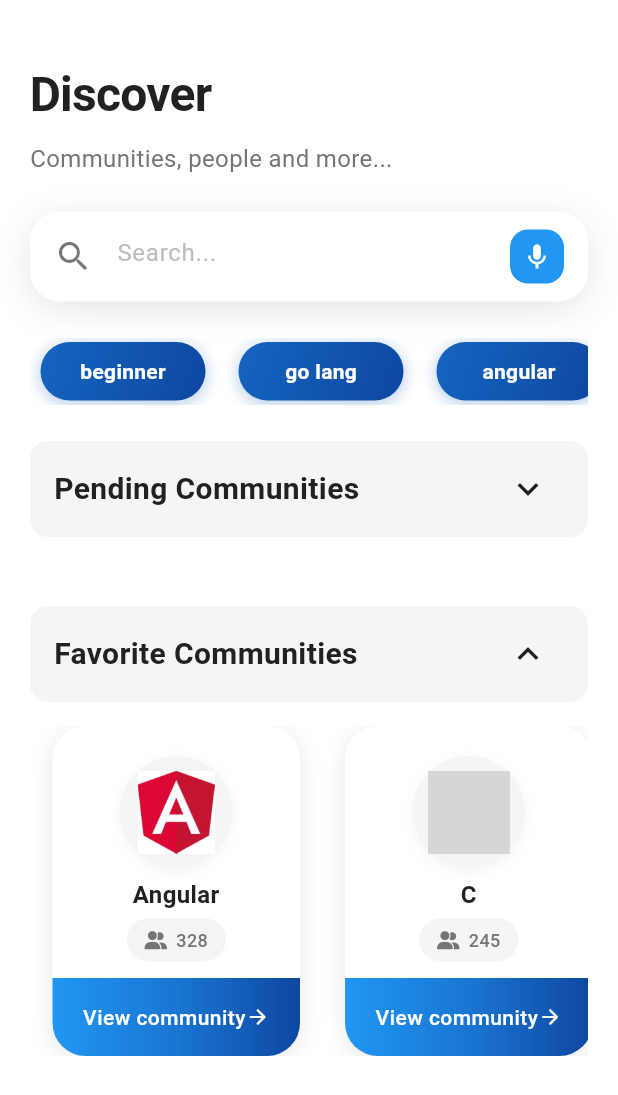
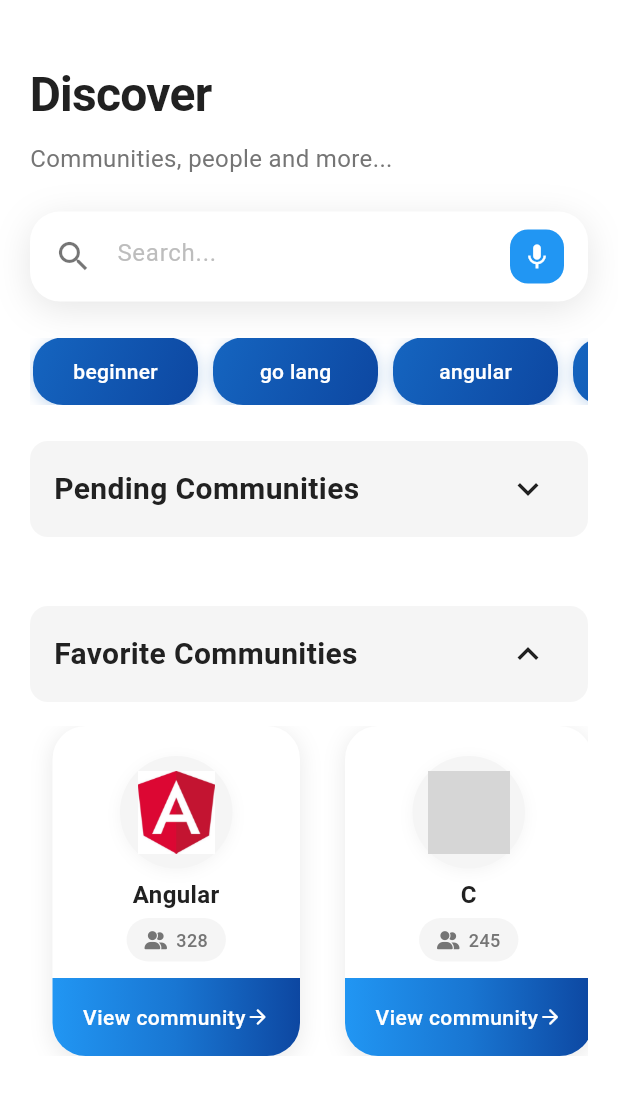
Before and after one commit to MahmoudShawky1612/LearneVerse, a Flutter app: the DiscoverScreen screen opened by its route, after a tap on the "keyboard arrow up" icon, on a phone screen of 412 x 824 dp. Shown: the top 1095 px of the screen. Run offline on Flutter 3.47's test engine with Material 3 defaults, Android fonts, the phone set to English and light mode, and no system bars; our stand-ins replace font_awesome_flutter, go_router, google_fonts, table_calendar; missing offline and left inert: dart:ffi; grey boxes are pictures that could not be loaded.

Commit message:
filter search applied

```diff
--- a/lib/features/discover/presentation/widgets/build_filter_chip.dart
+++ b/lib/features/discover/presentation/widgets/build_filter_chip.dart
@@ -1,75 +1,67 @@
 import 'package:flutter/material.dart';
-import 'package:flutterwidgets/core/constants/app_colors.dart';
-import 'package:flutterwidgets/features/home/models/community_model.dart';
+import '../../../../core/constants/app_colors.dart';
 
 class BuildFilterChip extends StatelessWidget {
   final int index;
+  final List<String> filters;
+  final bool isSelected;
+  final Function(String) onToggle;
 
-  BuildFilterChip({super.key, required this.index});
-
-  final List<String> _filters = [
-    'beginner',
-    'go lang',
-    'angular',
-    'c' ,
-    'problem solving',
-    'intermediate',
-    'advanced',
-    'node.js',
-    'popular',
-    'database',
-    'react',
-    'new',
-    'typescript'
-  ];
+  const BuildFilterChip({
+    super.key,
+    required this.index,
+    required this.filters,
+    this.isSelected = false,
+    required this.onToggle,
+  });
 
   @override
   Widget build(BuildContext context) {
     return Container(
-      margin: const EdgeInsets.only(right: 12),
+      margin: const EdgeInsets.only(right: 10),
       child: Material(
         color: Colors.transparent,
         child: InkWell(
-          onTap: () {
-            print(_filters[index]);
-          },
-          splashColor: AppColors.primary.withOpacity(0.3),
-          borderRadius: BorderRadius.circular(30),
-          child: Container(
+          onTap: () => onToggle(filters[index]),
+          splashColor: Colors.transparent,
+          highlightColor: Colors.transparent,
+          borderRadius: BorderRadius.circular(20),
+          child: AnimatedContainer(
+            duration: const Duration(milliseconds: 200),
+            curve: Curves.easeInOut,
             width: 110,
-            padding: const EdgeInsets.all(4),
-            margin: const EdgeInsets.symmetric(horizontal: 5, vertical: 3),
+            padding: const EdgeInsets.symmetric(vertical: 8, horizontal: 12),
             decoration: BoxDecoration(
-              gradient: const LinearGradient(
-                colors: [
-                  AppColors.primary,
-                  AppColors.primaryDark,
-                ],
+              gradient: isSelected
+                  ? null
+                  : const LinearGradient(
+                colors: [AppColors.primary, AppColors.primaryDark],
                 begin: Alignment.topLeft,
                 end: Alignment.bottomRight,
               ),
-              borderRadius: BorderRadius.circular(30),
+              color: isSelected ? Colors.white : null,
+              borderRadius: BorderRadius.circular(20),
+              border: Border.all(
+                color: isSelected ? AppColors.primary : Colors.transparent,
+                width: 1.5,
+              ),
               boxShadow: [
                 BoxShadow(
-                  color: AppColors.primary.withOpacity(0.3),
+                  color: isSelected
+                      ? Colors.black.withOpacity(0.08)
+                      : AppColors.primary.withOpacity(0.25),
                   blurRadius: 8,
-                  spreadRadius: 1,
+                  spreadRadius: 0,
                   offset: const Offset(0, 2),
-                ),
-                BoxShadow(
-                  color: AppColors.backgroundLight.withOpacity(0.1),
-                  blurRadius: 4,
-                  spreadRadius: 0,
-                  offset: const Offset(0, -1),
                 ),
               ],
             ),
             child: Center(
               child: Text(
-                _filters[index],
-                style: const TextStyle(
-                  color: AppColors.backgroundLight,
-                  fontWeight: FontWeight.w600,
+                filters[index],
+                style: TextStyle(
+                  color: isSelected ? AppColors.primary : Colors.white,
+                  fontWeight: isSelected ? FontWeight.w600 : FontWeight.w500,
                   fontSize: 14,
                   letterSpacing: 0.2,
                 ),
--- a/lib/features/discover/presentation/widgets/build_filters_list.dart
+++ b/lib/features/discover/presentation/widgets/build_filters_list.dart
@@ -1,20 +1,31 @@
 import 'package:flutter/cupertino.dart';
-import 'package:flutterwidgets/features/discover/presentation/widgets/build_filter_chip.dart';
+
+import 'build_filter_chip.dart';
 
 class BuildFiltersList extends StatelessWidget {
-  BuildFiltersList({super.key});
-  final List<String> _filters = [
-    'C',
-    'Java',
-    'Data Structure',
-    'Algorithms',
-    'Operating System',
-    'Database',
-    'Problem Solving',
-    'Go Lang',
-    'Flutter',
-    'TypeScript',
-    'Node.js'
+  final List<String> selectedFilters;
+  final Function(String) onFilterToggle;
+
+  BuildFiltersList({
+    super.key,
+    this.selectedFilters = const [],
+    required this.onFilterToggle,
+  });
+
+  final List<String> filters = [
+    'beginner',
+    'go lang',
+    'angular',
+    'c',
+    'problem solving',
+    'intermediate',
+    'advanced',
+    'node.js',
+    'popular',
+    'database',
+    'react',
+    'new',
+    'typescript'
   ];
 
   @override
@@ -22,12 +33,17 @@ class BuildFiltersList extends StatelessWidget {
     return SizedBox(
       height: 45,
       child: ListView.builder(
-        itemCount: _filters.length,
+        itemCount: filters.length,
         scrollDirection: Axis.horizontal,
         physics: const BouncingScrollPhysics(),
         padding: const EdgeInsets.symmetric(horizontal: 2),
         itemBuilder: (context, index) {
-          return BuildFilterChip(index:index);
+          return BuildFilterChip(
+            index: index,
+            filters: filters,
+            isSelected: selectedFilters.contains(filters[index]),
+            onToggle: onFilterToggle,
+          );
         },
       ),
     );
--- a/lib/features/home/presentation/widgets/post_item.dart
+++ b/lib/features/home/presentation/widgets/post_item.dart
@@ -32,13 +32,13 @@ class _PostItemState extends State<PostItem> {
         curve: Curves.easeInOut,
         margin: const EdgeInsets.symmetric(vertical: 10, horizontal: 16),
         decoration: BoxDecoration(
-          color: Colors.white, // Updated comfy gradient
+          color: Colors.white,
           boxShadow: [
             BoxShadow(
               color: AppColors.textSecondary.withOpacity(0.2),
               blurRadius: 8,
               spreadRadius: 1,
-              offset: const Offset(0, 2), // Softer, less dramatic
+              offset: const Offset(0, 2),
             ),
           ],
         ),
```
Also changed, not shown: lib/features/discover/presentation/views/discover_screen.dart (+23 -2 lines), lib/features/home/models/community_model.dart (+20 -33 lines).
